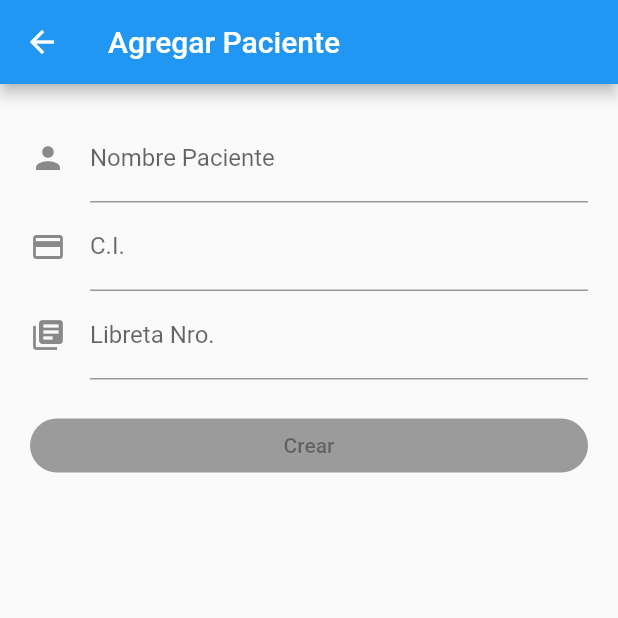
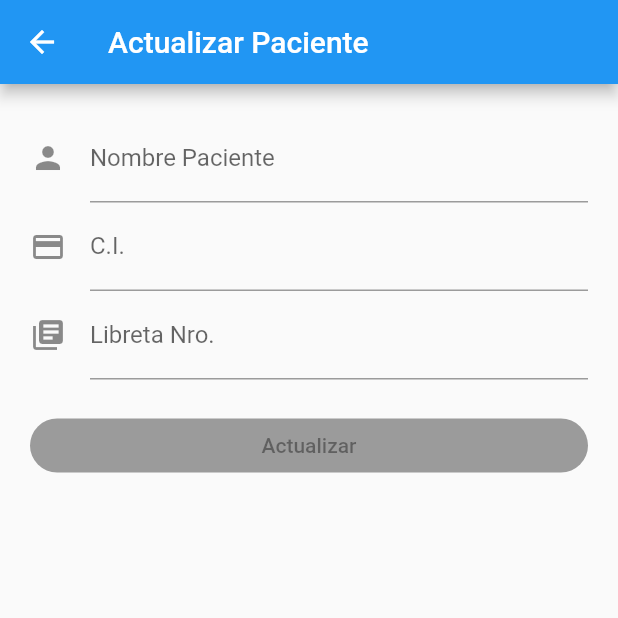
Before and after one commit to jorgesarabia/lista_pacientes, a Flutter app: the DetailScreen screen opened directly with empty values, after a tap on "Editar", on a phone screen of 412 x 824 dp, the top half of it. Run offline on Flutter 3.47's test engine with Material 2 defaults, Android fonts, the phone set to English and light mode, and no system bars; our stand-ins replace bloc, cloud_firestore, equatable, firebase_auth, flutter_bloc, rxdart; accounts and stored records are empty.

Commit message:
Se maneja ambas situaciones, cargar y actualizar datos

```diff
--- a/lib/Pacientes/bloc/pacientes_bloc.dart
+++ b/lib/Pacientes/bloc/pacientes_bloc.dart
@@ -18,8 +18,9 @@ class PacientesBloc extends Bloc<PacientesEvent, PacientesState> {
       yield* _mapCiChangedToState(event.ci);
     } else if (event is NroLibretaChanged) {
       yield* _mapNroLibretaChangedToState(event.nroLibreta);
-    } else if (event is CrearNuevoPaciente) {
+    } else if (event is CreateOrUpdatePaciente) {
       yield* _mapCrearPacienteToState(
+        id: event.id,
         nombre: event.nombre,
         nroLibreta: event.nroLibreta,
         ci: event.ci,
@@ -50,10 +51,12 @@ class PacientesBloc extends Bloc<PacientesEvent, PacientesState> {
     String nombre,
     String nroLibreta,
     String ci,
+    String id,
   }) async* {
     yield PacientesState.loading();
     try {
       await _pacientesRepository.updateOrCreate(PacientesModel(
+        id: id,
         nombre: nombre,
         nroLibreta: nroLibreta,
         ci: ci,
--- a/lib/Pacientes/bloc/pacientes_event.dart
+++ b/lib/Pacientes/bloc/pacientes_event.dart
@@ -44,15 +44,17 @@ class NroLibretaChanged extends PacientesEvent {
   String toString() => 'NroLibretaChanged { nroLibreta :$nroLibreta }';
 }
 
-class CrearNuevoPaciente extends PacientesEvent {
+class CreateOrUpdatePaciente extends PacientesEvent {
   final String nombre;
   final String nroLibreta;
   final String ci;
+  final String id;
 
-  const CrearNuevoPaciente({
+  const CreateOrUpdatePaciente({
     @required this.nombre,
     @required this.nroLibreta,
     @required this.ci,
+    @required this.id,
   });
 
   @override
--- a/lib/Pacientes/ui/screens/detail_screen.dart
+++ b/lib/Pacientes/ui/screens/detail_screen.dart
@@ -4,18 +4,24 @@ import 'package:lista_pacientes/Pacientes/ui/screens/form_screen.dart';
 import 'package:lista_pacientes/Pacientes/ui/widgets/item_detail.dart';
 import 'package:lista_pacientes/widgets/colored_button.dart';
 
-class DetailScreen extends StatelessWidget {
+class DetailScreen extends StatefulWidget {
   final PacientesModel pacientesModel;
 
   DetailScreen({
     Key key,
     @required this.pacientesModel,
   });
+  @override
+  _DetailScreenState createState() => _DetailScreenState();
+}
+
+class _DetailScreenState extends State<DetailScreen> {
+
+  PacientesModel pacientesModel;
 
   @override
   Widget build(BuildContext context) {
-    print("Esta es la lista de pacientes que se recibe");
-    print(pacientesModel);
+    pacientesModel = widget.pacientesModel;
     return Scaffold(
       appBar: AppBar(title: Text("${pacientesModel.nombre}")),
       body: detallePaciente(context),
@@ -49,7 +55,7 @@ class DetailScreen extends StatelessWidget {
         SizedBox(height: 35.0),
         ColoredButton(
           title: "Editar",
-          onPressed: ()=>_goToEditPage(context),
+          onPressed: () => _goToEditPage(context),
           height: 50.0,
           width: 200.0,
         ),
@@ -57,11 +63,11 @@ class DetailScreen extends StatelessWidget {
     );
   }
 
-  void _goToEditPage(BuildContext context){
-              Navigator.push(
-                context,
-                MaterialPageRoute(
-                    builder: (BuildContext context) => FormScreen()),
-              );
+  void _goToEditPage(BuildContext context) {
+    Navigator.push(
+      context,
+      MaterialPageRoute(
+          builder: (BuildContext context) => FormScreen(pacientesModel)),
+    );
   }
 }
--- a/lib/Pacientes/ui/screens/form_screen.dart
+++ b/lib/Pacientes/ui/screens/form_screen.dart
@@ -1,16 +1,22 @@
 import 'package:flutter/material.dart';
 import 'package:flutter_bloc/flutter_bloc.dart';
 import 'package:lista_pacientes/Pacientes/bloc/bloc.dart';
+import 'package:lista_pacientes/Pacientes/model/pacientes_model.dart';
 import 'package:lista_pacientes/Pacientes/ui/widgets/paciente_form.dart';
 
 class FormScreen extends StatelessWidget {
+  final PacientesModel pacientesModel;
+  FormScreen(this.pacientesModel);
   @override
   Widget build(BuildContext context) {
+    String title = "Agregar Paciente";
+    if (pacientesModel != null) title = "Actualizar Paciente";
+
     return Scaffold(
-      appBar: AppBar(title: Text("Agregar Paciente")),
+      appBar: AppBar(title: Text(title)),
       body: BlocProvider<PacientesBloc>(
         builder: (context) => PacientesBloc(),
-        child: PacienteForm(),
+        child: PacienteForm(pacientesModel: pacientesModel),
       ),
     );
   }
--- a/lib/Pacientes/ui/widgets/paciente_form.dart
+++ b/lib/Pacientes/ui/widgets/paciente_form.dart
@@ -21,6 +21,9 @@ class _PacienteFormState extends State<PacienteForm> {
   final TextEditingController _nombreController = TextEditingController();
   final TextEditingController _ciController = TextEditingController();
   final TextEditingController _nroLibretaController = TextEditingController();
+  String _title = "Crear";
+  String _messageBox = "Creando Paciente ...";
+  String _messageError = "Error al Crear Paciente ..";
 
   PacientesBloc _pacientesBloc;
 
@@ -31,6 +34,14 @@ class _PacienteFormState extends State<PacienteForm> {
     _nombreController.addListener(_onNombreChanged);
     _ciController.addListener(_onCiChanged);
     _nroLibretaController.addListener(_onNroLibretaChanged);
+    if (widget.pacientesModel != null) {
+      _nombreController.text = widget.pacientesModel.nombre;
+      _ciController.text = widget.pacientesModel.ci;
+      _nroLibretaController.text = widget.pacientesModel.nroLibreta;
+      _title = "Actualizar";
+      _messageBox = "Actualizando Datos ...";
+      _messageError = "Error al Actualizar Datos..";
+    }
   }
 
   @override
@@ -45,7 +56,7 @@ class _PacienteFormState extends State<PacienteForm> {
                 content: Row(
                   mainAxisAlignment: MainAxisAlignment.spaceBetween,
                   children: [
-                    Text('Error al crear el paciente'),
+                    Text(_messageError),
                     Icon(Icons.error)
                   ],
                 ),
@@ -61,7 +72,7 @@ class _PacienteFormState extends State<PacienteForm> {
                 content: Row(
                   mainAxisAlignment: MainAxisAlignment.spaceBetween,
                   children: [
-                    Text("Creando Paciente ..."),
+                    Text(_messageBox),
                     CircularProgressIndicator(),
                   ],
                 ),
@@ -129,7 +140,7 @@ class _PacienteFormState extends State<PacienteForm> {
               crossAxisAlignment: CrossAxisAlignment.stretch,
               children: <Widget>[
                 GenericButton(
-                  title: "Crear",
+                  title: _title,
                   onPressed: isButtonEnabled(state) ? _onFormSubmitted : null,
                 ),
               ],
@@ -178,7 +189,8 @@ class _PacienteFormState extends State<PacienteForm> {
 
   void _onFormSubmitted() {
     _pacientesBloc.add(
-      CrearNuevoPaciente(
+      CreateOrUpdatePaciente(
+        id: widget.pacientesModel != null ? widget.pacientesModel.id : null,
         nombre: _nombreController.text,
         nroLibreta: _nroLibretaController.text,
         ci: _ciController.text,
--- a/lib/Pacientes/ui/widgets/pacientes_lista.dart
+++ b/lib/Pacientes/ui/widgets/pacientes_lista.dart
@@ -91,7 +91,7 @@ class _PacientesListaState extends State<PacientesLista> {
           Navigator.push(
             context,
             MaterialPageRoute(
-                builder: (BuildContext context) => FormScreen()),
+                builder: (BuildContext context) => FormScreen(null)),
           ).then((_) {
             setState(() {
               _findFromSource();
```
